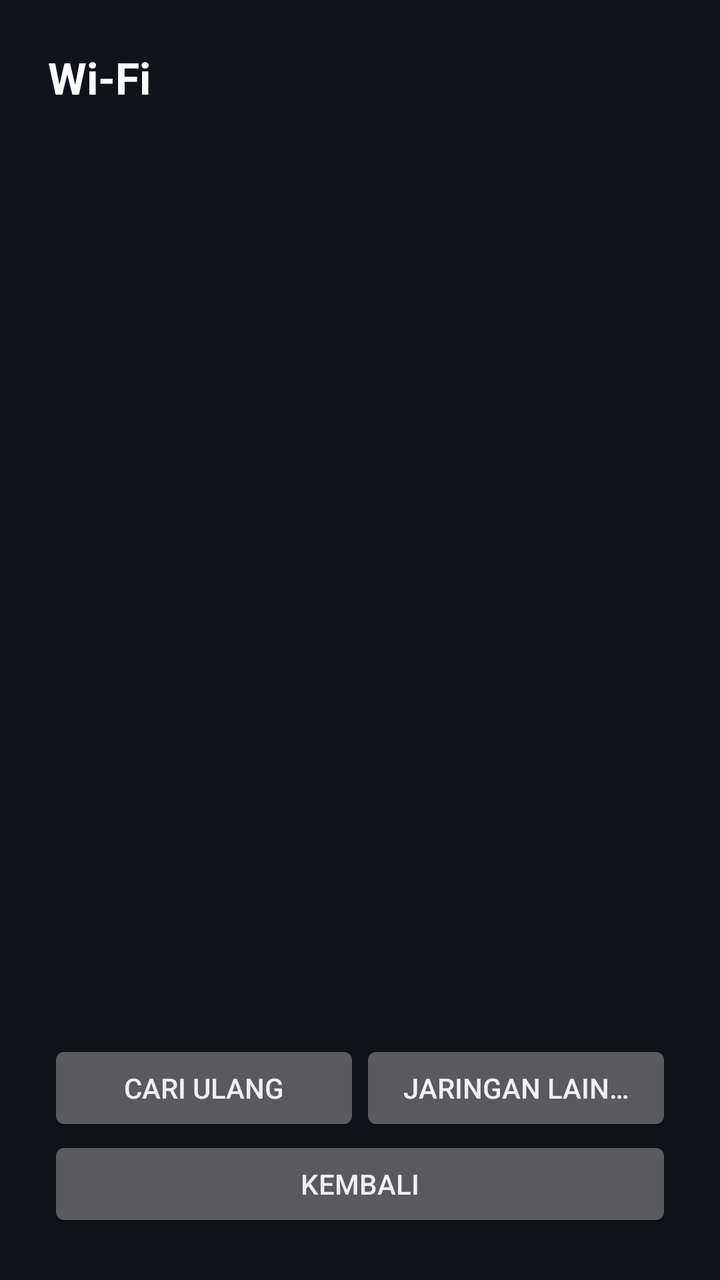
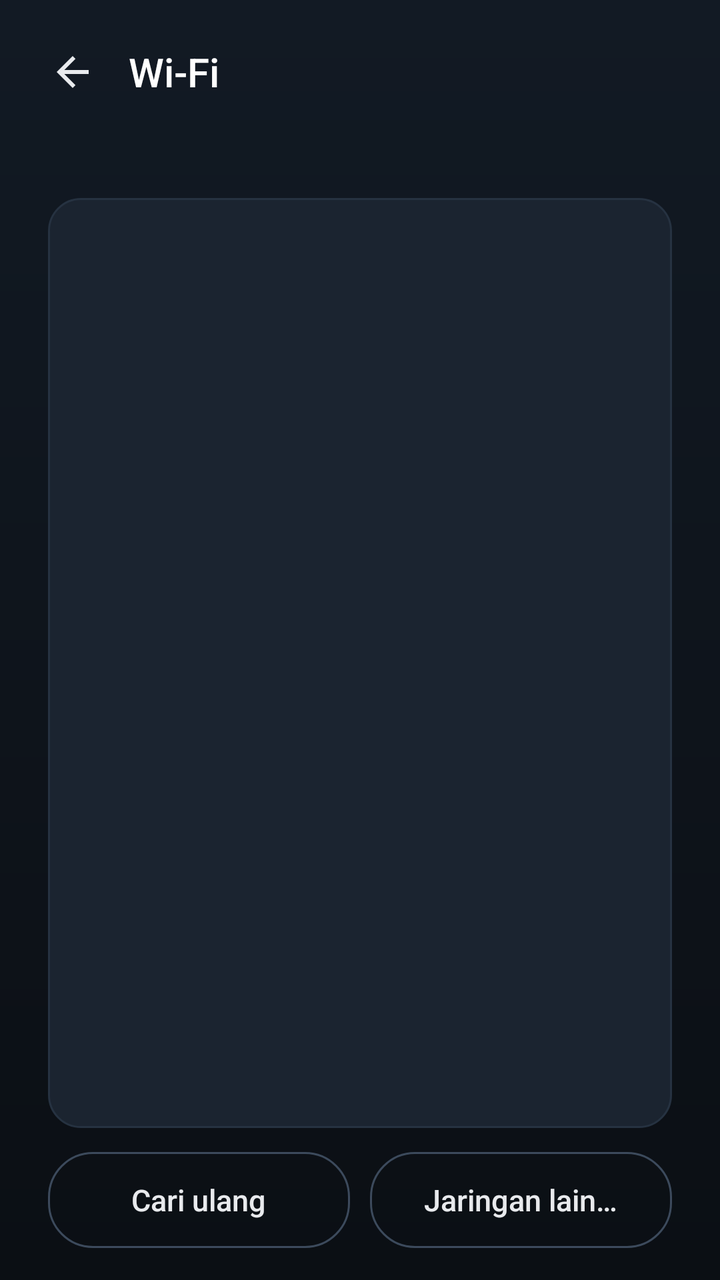

Screens rendered from an Android XML layout before and after an edit, with the pre-edit source and the edit as a unified diff.
<!-- AndroidManifest.xml: activity theme android:Theme.DeviceDefault.NoActionBar -->
<!-- res/layout/activity_wifi.xml -->
<?xml version="1.0" encoding="utf-8"?>
<LinearLayout xmlns:android="http://schemas.android.com/apk/res/android"
    android:layout_width="match_parent"
    android:layout_height="match_parent"
    android:orientation="vertical"
    android:padding="24dp"
    android:background="#101418">

    <TextView
        android:layout_width="wrap_content"
        android:layout_height="wrap_content"
        android:text="@string/wifi_title"
        android:textColor="#FFFFFF"
        android:textSize="22sp"
        android:textStyle="bold"/>

    <TextView
        android:id="@+id/wifi_status"
        android:layout_width="match_parent"
        android:layout_height="wrap_content"
        android:layout_marginTop="8dp"
        android:textColor="#8AB4F8"
        android:textSize="15sp"/>

    <Button
        android:id="@+id/btn_wifi_on"
        android:layout_width="match_parent"
        android:layout_height="wrap_content"
        android:layout_marginTop="12dp"
        android:text="@string/wifi_turn_on"
        android:visibility="gone"/>

    <ListView
        android:id="@+id/wifi_list"
        android:layout_width="match_parent"
        android:layout_height="0dp"
        android:layout_weight="1"
        android:layout_marginTop="12dp"/>

    <LinearLayout
        android:layout_width="match_parent"
        android:layout_height="wrap_content"
        android:orientation="horizontal">

        <Button
            android:id="@+id/btn_wifi_scan"
            android:layout_width="0dp"
            android:layout_height="wrap_content"
            android:layout_weight="1"
            android:text="@string/wifi_scan"/>

        <Button
            android:id="@+id/btn_wifi_hidden"
            android:layout_width="0dp"
            android:layout_height="wrap_content"
            android:layout_weight="1"
            android:text="@string/wifi_hidden_short"/>
    </LinearLayout>

    <Button
        android:id="@+id/btn_wifi_back"
        android:layout_width="match_parent"
        android:layout_height="wrap_content"
        android:text="@string/wifi_back"/>
</LinearLayout>
<!-- resources referenced by this layout -->
<resources>
  <string name="wifi_back">Kembali</string>
  <string name="wifi_hidden_short">Jaringan lain…</string>
  <string name="wifi_scan">Cari ulang</string>
  <string name="wifi_title">Wi-Fi</string>
  <string name="wifi_turn_on">Nyalakan Wi-Fi</string>
</resources>

<!-- the commit's change to res/layout/activity_wifi.xml (unified diff, before → after) -->
@@ -3,29 +3,51 @@
     android:layout_width="match_parent"
     android:layout_height="match_parent"
     android:orientation="vertical"
-    android:padding="24dp"
-    android:background="#101418">
+    android:paddingStart="24dp"
+    android:paddingEnd="24dp"
+    android:paddingTop="8dp"
+    android:paddingBottom="16dp"
+    android:background="@drawable/bg_screen">
 
-    <TextView
-        android:layout_width="wrap_content"
-        android:layout_height="wrap_content"
-        android:text="@string/wifi_title"
-        android:textColor="#FFFFFF"
-        android:textSize="22sp"
-        android:textStyle="bold"/>
+    
+    <LinearLayout
+        android:layout_width="match_parent"
+        android:layout_height="56dp"
+        android:orientation="horizontal"
+        android:gravity="center_vertical">
+        <ImageButton
+            android:id="@+id/btn_wifi_back"
+            android:layout_width="48dp"
+            android:layout_height="48dp"
+            android:layout_marginStart="-12dp"
+            android:background="@drawable/bg_cell"
+            android:src="@drawable/ic_arrow_back"
+            android:tint="@color/kiosk_on_surface"
+            android:contentDescription="@string/wifi_back"/>
+        <TextView
+            android:layout_width="wrap_content"
+            android:layout_height="wrap_content"
+            android:layout_marginStart="4dp"
+            android:text="@string/wifi_title"
+            android:textColor="#FFFFFFFF"
+            android:textSize="20sp"
+            android:fontFamily="sans-serif-medium"
+            android:accessibilityHeading="true"/>
+    </LinearLayout>
 
     <TextView
         android:id="@+id/wifi_status"
         android:layout_width="match_parent"
         android:layout_height="wrap_content"
-        android:layout_marginTop="8dp"
-        android:textColor="#8AB4F8"
-        android:textSize="15sp"/>
+        android:layout_marginTop="4dp"
+        android:textColor="@color/kiosk_accent"
+        android:textSize="14sp"
+        android:accessibilityLiveRegion="polite"/>
 
     <Button
         android:id="@+id/btn_wifi_on"
+        style="@style/KioskTextButton.Primary"
         android:layout_width="match_parent"
-        android:layout_height="wrap_content"
         android:layout_marginTop="12dp"
         android:text="@string/wifi_turn_on"
         android:visibility="gone"/>
@@ -35,31 +57,33 @@
         android:layout_width="match_parent"
         android:layout_height="0dp"
         android:layout_weight="1"
-        android:layout_marginTop="12dp"/>
+        android:layout_marginTop="12dp"
+        android:background="@drawable/bg_card"
+        android:divider="@color/kiosk_outline"
+        android:dividerHeight="1dp"
+        android:listSelector="@drawable/bg_cell"
+        android:clipToPadding="false"
+        android:paddingTop="4dp"
+        android:paddingBottom="4dp"/>
 
     <LinearLayout
         android:layout_width="match_parent"
         android:layout_height="wrap_content"
+        android:layout_marginTop="12dp"
         android:orientation="horizontal">
-
         <Button
             android:id="@+id/btn_wifi_scan"
+            style="@style/KioskTextButton"
             android:layout_width="0dp"
-            android:layout_height="wrap_content"
             android:layout_weight="1"
+            android:layout_marginEnd="5dp"
             android:text="@string/wifi_scan"/>
-
         <Button
             android:id="@+id/btn_wifi_hidden"
+            style="@style/KioskTextButton"
             android:layout_width="0dp"
-            android:layout_height="wrap_content"
             android:layout_weight="1"
+            android:layout_marginStart="5dp"
             android:text="@string/wifi_hidden_short"/>
     </LinearLayout>
-
-    <Button
-        android:id="@+id/btn_wifi_back"
-        android:layout_width="match_parent"
-        android:layout_height="wrap_content"
-        android:text="@string/wifi_back"/>
 </LinearLayout>
<!-- resource entries referenced after the edit -->
@@ -1,9 +1,88 @@
 <!-- resources referenced by this layout -->
 <resources>
+  <color name="kiosk_accent">#FF8AB4F8</color>
+  <color name="kiosk_on_surface">#FFE8EAED</color>
+  <color name="kiosk_outline">#FF263241</color>
+  <!-- drawable bg_card (drawable) -->
+  <?xml version="1.0" encoding="utf-8"?>
+  <shape xmlns:android="http://schemas.android.com/apk/res/android">
+      <solid android:color="@color/kiosk_surface"/>
+      <stroke android:width="1dp" android:color="@color/kiosk_outline"/>
+      <corners android:radius="16dp"/>
+  </shape>
+  <!-- drawable bg_cell (drawable) -->
+  <?xml version="1.0" encoding="utf-8"?>
+  <ripple xmlns:android="http://schemas.android.com/apk/res/android"
+      android:color="@color/kiosk_ripple">
+      <item android:id="@android:id/mask">
+          <shape><solid android:color="#FFFFFFFF"/><corners android:radius="12dp"/></shape>
+      </item>
+      <item>
+          <shape><solid android:color="@android:color/transparent"/><corners android:radius="12dp"/></shape>
+      </item>
+  </ripple>
+  <!-- drawable bg_screen (drawable) -->
+  <?xml version="1.0" encoding="utf-8"?>
+  <shape xmlns:android="http://schemas.android.com/apk/res/android">
+      <gradient android:angle="270"
+          android:startColor="@color/kiosk_bg_top"
+          android:endColor="@color/kiosk_bg_bottom"/>
+  </shape>
+  <!-- drawable ic_arrow_back (drawable) -->
+  <?xml version="1.0" encoding="utf-8"?>
+  <vector xmlns:android="http://schemas.android.com/apk/res/android"
+      android:width="24dp" android:height="24dp"
+      android:viewportWidth="24" android:viewportHeight="24">
+      <path android:fillColor="#FFFFFFFF"
+          android:pathData="M20,11H7.83l5.59,-5.59L12,4l-8,8 8,8 1.41,-1.41L7.83,13H20v-2z"/>
+  </vector>
   <string name="wifi_back">Kembali</string>
   <string name="wifi_hidden_short">Jaringan lain…</string>
   <string name="wifi_scan">Cari ulang</string>
   <string name="wifi_title">Wi-Fi</string>
   <string name="wifi_turn_on">Nyalakan Wi-Fi</string>
+  <style name="KioskTextButton" parent="android:Widget.Material.Button.Borderless">
+          <item name="android:layout_height">48dp</item>
+          <item name="android:background">@drawable/btn_secondary</item>
+          <item name="android:textColor">@color/kiosk_on_surface</item>
+          <item name="android:textSize">15sp</item>
+          <item name="android:textAllCaps">false</item>
+          <item name="android:fontFamily">sans-serif-medium</item>
+          <item name="android:stateListAnimator">@null</item>
+      </style>
+  <style name="KioskTextButton.Primary">
+          <item name="android:layout_height">52dp</item>
+          <item name="android:background">@drawable/btn_primary</item>
+          <item name="android:textColor">@color/kiosk_on_accent</item>
+          <item name="android:textSize">16sp</item>
+      </style>
+  <color name="kiosk_surface">#FF1B2430</color>
+  <color name="kiosk_ripple">#33FFFFFF</color>
+  <color name="kiosk_bg_top">#FF121A24</color>
+  <color name="kiosk_bg_bottom">#FF0B0F14</color>
+  <!-- drawable btn_secondary (drawable) -->
+  <?xml version="1.0" encoding="utf-8"?>
+  <ripple xmlns:android="http://schemas.android.com/apk/res/android"
+      android:color="@color/kiosk_ripple">
+      <item android:id="@android:id/mask">
+          <shape><solid android:color="#FFFFFFFF"/><corners android:radius="22dp"/></shape>
+      </item>
+      <item>
+          <shape><solid android:color="@android:color/transparent"/><stroke android:width="1dp" android:color="@color/kiosk_outline_strong"/><corners android:radius="22dp"/></shape>
+      </item>
+  </ripple>
+  <!-- drawable btn_primary (drawable) -->
+  <?xml version="1.0" encoding="utf-8"?>
+  <ripple xmlns:android="http://schemas.android.com/apk/res/android"
+      android:color="@color/kiosk_ripple">
+      <item android:id="@android:id/mask">
+          <shape><solid android:color="#FFFFFFFF"/><corners android:radius="24dp"/></shape>
+      </item>
+      <item>
+          <shape><solid android:color="@color/kiosk_accent"/><corners android:radius="24dp"/></shape>
+      </item>
+  </ripple>
+  <color name="kiosk_on_accent">#FF0B1A33</color>
+  <color name="kiosk_outline_strong">#FF3C4A5C</color>
 </resources>
 
